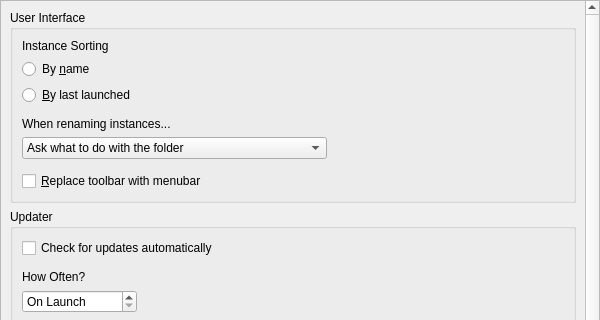
FreesmTeam/FreesmLauncher, file launcher/ui/pages/global/LauncherPage.ui: the form before one commit; both pictures show x 0 to 600 and y 0 to 320 of the 600 by 700 pixel window.
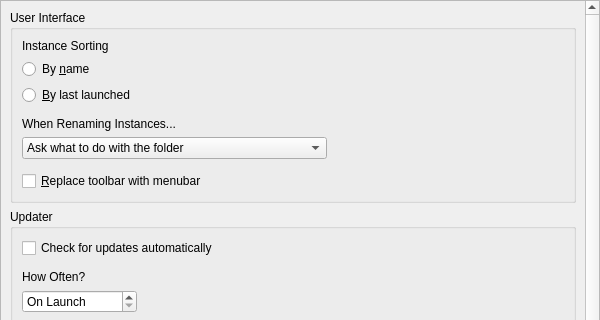
The form after the commit.

Commit message: Use title case for 'When Renaming Instances...'

```diff
--- a/launcher/ui/pages/global/LauncherPage.ui
+++ b/launcher/ui/pages/global/LauncherPage.ui
@@ -41,7 +41,7 @@
       <property name="geometry">
        <rect>
         <x>0</x>
-        <y>-312</y>
+        <y>0</y>
         <width>575</width>
         <height>1368</height>
        </rect>
@@ -102,7 +102,7 @@
           <item>
            <widget class="QLabel" name="renamingBehaviorLabel">
             <property name="text">
-             <string>When renaming instances...</string>
+             <string>When Renaming Instances...</string>
             </property>
            </widget>
           </item>
```
